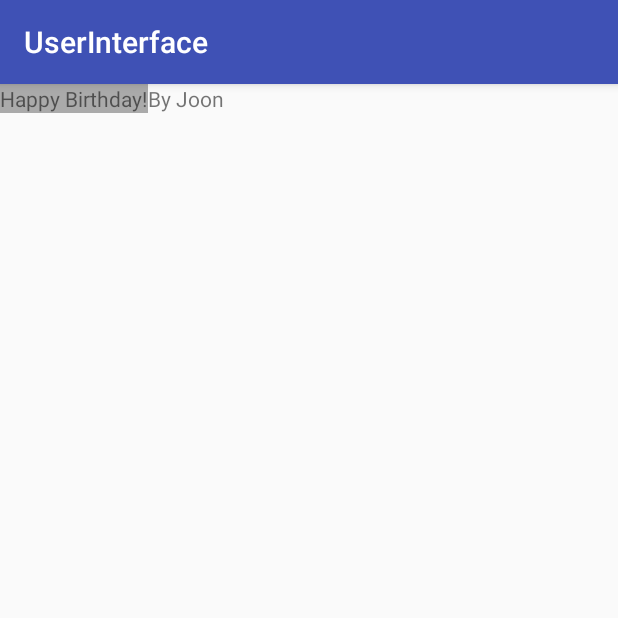
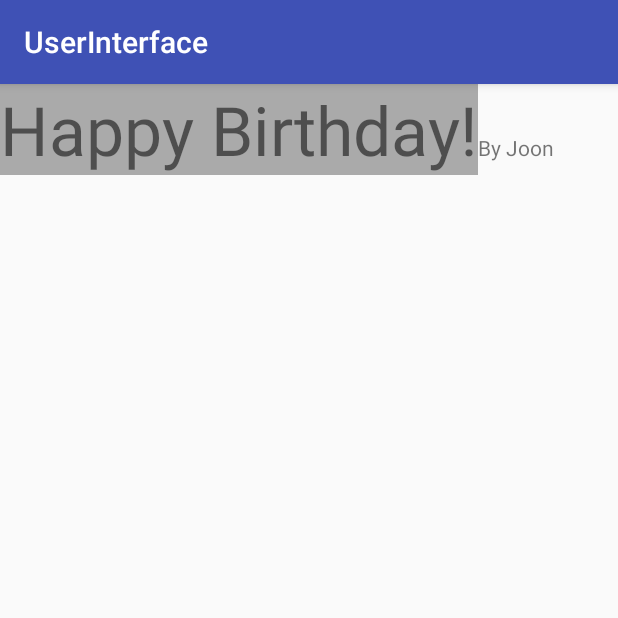
Before and after one commit to KimJoon93/Android-Basics-Nanodegree, an Android app: the screen it shows after launch (MainActivity), on a phone screen of 412 x 824 dp, the top half of it. Run offline under Robolectric (Android 15) with nearby library versions, the phone set to English and light mode, and no system bars.

Commit message:
Change textsize with sp

```diff
--- a/UserInterface/app/src/main/res/layout/activity_main.xml
+++ b/UserInterface/app/src/main/res/layout/activity_main.xml
@@ -6,11 +6,14 @@
     tools:context=".MainActivity">
 
     <TextView
+        android:textSize="45sp"
         android:background="@android:color/darker_gray"
         android:text="Happy Birthday!"
         android:layout_width="wrap_content"
         android:layout_height="wrap_content" />
     <!--Using wrap-content  -->
+    <!--Change the text size with sp -->
+
 
     <TextView
         android:text="By Joon"
```
